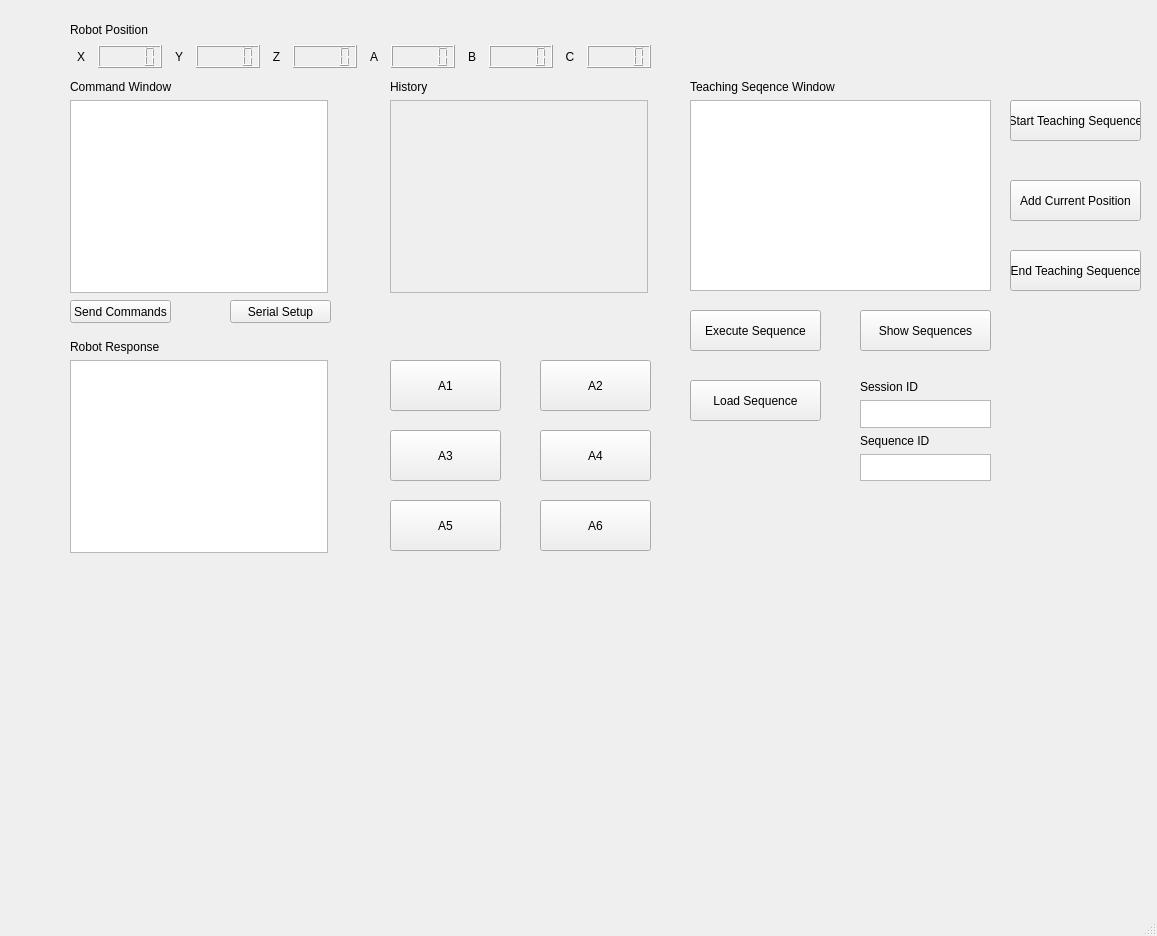
Above: RobotCmdGui.ui from Athanasios12/robotApp before the change. Below: the same form after it.
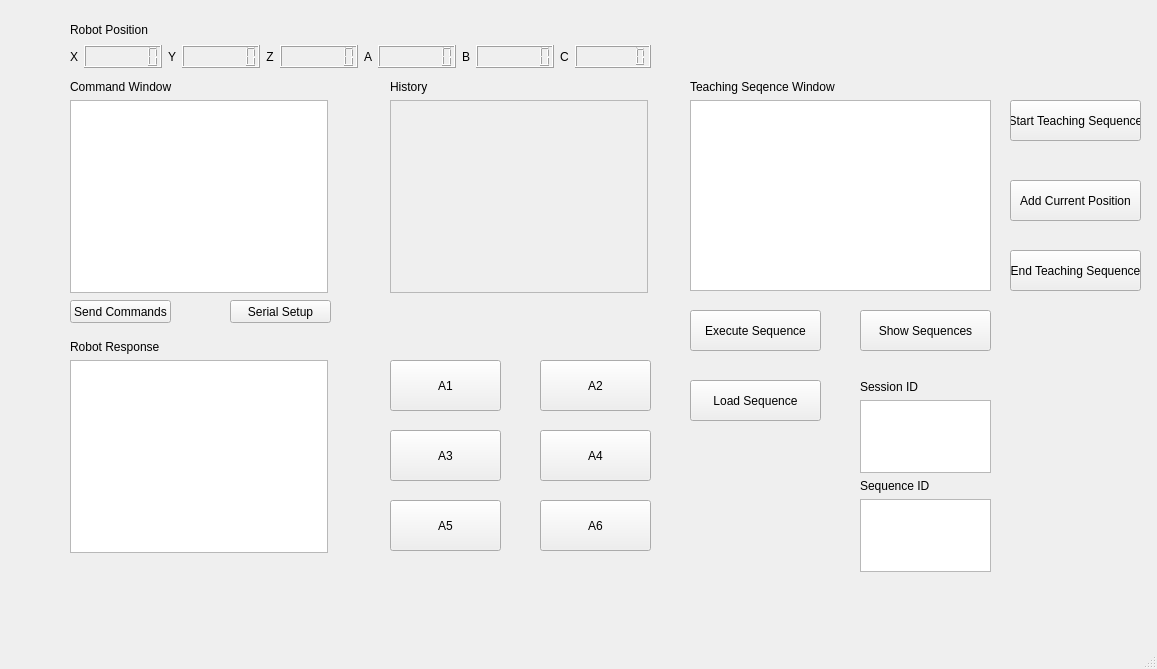
That is the form after the change.

Patch:
```diff
--- a/RobotCmdGui.ui
+++ b/RobotCmdGui.ui
@@ -7,7 +7,7 @@
     <x>0</x>
     <y>0</y>
     <width>1157</width>
-    <height>936</height>
+    <height>669</height>
    </rect>
   </property>
   <property name="windowTitle">
@@ -188,7 +188,7 @@
      <string>Show Sequences</string>
     </property>
    </widget>
-   <widget class="QWidget" name="">
+   <widget class="QWidget" name="layoutWidget">
     <property name="geometry">
      <rect>
       <x>70</x>
@@ -220,7 +220,11 @@
           </widget>
          </item>
          <item>
-          <widget class="QLCDNumber" name="lcdXPosition"/>
+          <widget class="QLCDNumber" name="lcdXPosition">
+           <property name="digitCount">
+            <number>7</number>
+           </property>
+          </widget>
          </item>
         </layout>
        </item>
@@ -237,7 +241,11 @@
           </widget>
          </item>
          <item>
-          <widget class="QLCDNumber" name="lcdYPosition"/>
+          <widget class="QLCDNumber" name="lcdYPosition">
+           <property name="digitCount">
+            <number>7</number>
+           </property>
+          </widget>
          </item>
         </layout>
        </item>
@@ -254,7 +262,11 @@
           </widget>
          </item>
          <item>
-          <widget class="QLCDNumber" name="lcdZPosition"/>
+          <widget class="QLCDNumber" name="lcdZPosition">
+           <property name="digitCount">
+            <number>7</number>
+           </property>
+          </widget>
          </item>
         </layout>
        </item>
@@ -271,7 +283,11 @@
           </widget>
          </item>
          <item>
-          <widget class="QLCDNumber" name="lcdAAngle"/>
+          <widget class="QLCDNumber" name="lcdAAngle">
+           <property name="digitCount">
+            <number>7</number>
+           </property>
+          </widget>
          </item>
         </layout>
        </item>
@@ -288,7 +304,11 @@
           </widget>
          </item>
          <item>
-          <widget class="QLCDNumber" name="lcdBAngle"/>
+          <widget class="QLCDNumber" name="lcdBAngle">
+           <property name="digitCount">
+            <number>7</number>
+           </property>
+          </widget>
          </item>
         </layout>
        </item>
@@ -305,7 +325,11 @@
           </widget>
          </item>
          <item>
-          <widget class="QLCDNumber" name="lcdCAngle"/>
+          <widget class="QLCDNumber" name="lcdCAngle">
+           <property name="digitCount">
+            <number>7</number>
+           </property>
+          </widget>
          </item>
         </layout>
        </item>
@@ -313,13 +337,13 @@
      </item>
     </layout>
    </widget>
-   <widget class="QWidget" name="">
+   <widget class="QWidget" name="layoutWidget">
     <property name="geometry">
      <rect>
       <x>860</x>
       <y>380</y>
       <width>131</width>
-      <height>101</height>
+      <height>192</height>
      </rect>
     </property>
     <layout class="QVBoxLayout" name="verticalLayout_8">
@@ -353,7 +377,7 @@
      </item>
     </layout>
    </widget>
-   <widget class="QWidget" name="">
+   <widget class="QWidget" name="layoutWidget">
     <property name="geometry">
      <rect>
       <x>690</x>
```
Left out of the diff: 24 changed lines with no effect on the pictures.
